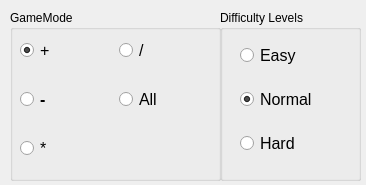
Old version of the form settingwind.ui in the repository SpectralJager/redSQR.
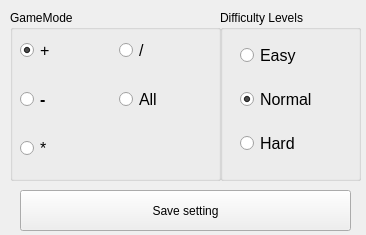
New version of the form.

Patch:
```diff
--- a/settingwind.ui
+++ b/settingwind.ui
@@ -7,7 +7,7 @@
     <x>0</x>
     <y>0</y>
     <width>366</width>
-    <height>185</height>
+    <height>235</height>
    </rect>
   </property>
   <property name="windowTitle">
@@ -195,6 +195,19 @@
     </layout>
    </widget>
   </widget>
+  <widget class="QPushButton" name="saveSettingButton">
+   <property name="geometry">
+    <rect>
+     <x>20</x>
+     <y>190</y>
+     <width>331</width>
+     <height>41</height>
+    </rect>
+   </property>
+   <property name="text">
+    <string>Save setting</string>
+   </property>
+  </widget>
  </widget>
  <resources/>
  <connections/>
```
Left out of the diff: 28 changed lines with no effect on the pictures.
